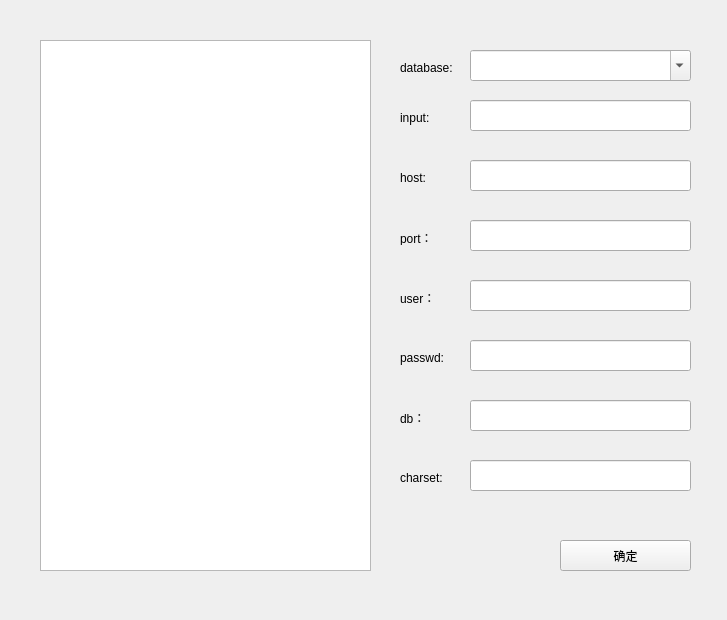
The window that view/domain.ui (qqXiong/sprider_baidusubdomain) describes before a commit, drawn with Qt 5.
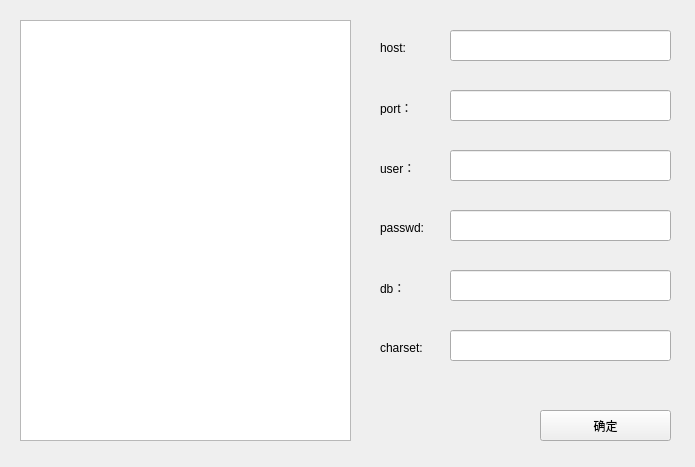
The same window after the commit.

What changed in the file:
```diff
--- a/view/domain.ui
+++ b/view/domain.ui
@@ -6,34 +6,18 @@
    <rect>
     <x>0</x>
     <y>0</y>
-    <width>727</width>
-    <height>620</height>
+    <width>695</width>
+    <height>467</height>
    </rect>
   </property>
   <property name="windowTitle">
    <string>Form</string>
   </property>
-  <widget class="QComboBox" name="topDomain">
-   <property name="enabled">
-    <bool>true</bool>
-   </property>
-   <property name="geometry">
-    <rect>
-     <x>470</x>
-     <y>50</y>
-     <width>221</width>
-     <height>31</height>
-    </rect>
-   </property>
-   <property name="editable">
-    <bool>true</bool>
-   </property>
-  </widget>
   <widget class="QPushButton" name="okButton">
    <property name="geometry">
     <rect>
-     <x>560</x>
-     <y>540</y>
+     <x>540</x>
+     <y>410</y>
      <width>131</width>
      <height>31</height>
     </rect>
@@ -45,18 +29,18 @@
   <widget class="QTextBrowser" name="textBrowser">
    <property name="geometry">
     <rect>
-     <x>40</x>
-     <y>40</y>
+     <x>20</x>
+     <y>20</y>
      <width>331</width>
-     <height>531</height>
+     <height>421</height>
     </rect>
    </property>
   </widget>
   <widget class="QLineEdit" name="host">
    <property name="geometry">
     <rect>
-     <x>470</x>
-     <y>160</y>
+     <x>450</x>
+     <y>30</y>
      <width>221</width>
      <height>31</height>
     </rect>
@@ -65,8 +49,8 @@
   <widget class="QLabel" name="label">
    <property name="geometry">
     <rect>
-     <x>400</x>
-     <y>170</y>
+     <x>380</x>
+     <y>40</y>
      <width>72</width>
      <height>15</height>
     </rect>
@@ -78,8 +62,8 @@
   <widget class="QLabel" name="label_2">
    <property name="geometry">
     <rect>
-     <x>400</x>
-     <y>230</y>
+     <x>380</x>
+     <y>100</y>
      <width>72</width>
      <height>15</height>
     </rect>
@@ -91,8 +75,8 @@
   <widget class="QLabel" name="label_3">
    <property name="geometry">
     <rect>
-     <x>400</x>
-     <y>290</y>
+     <x>380</x>
+     <y>160</y>
      <width>72</width>
      <height>15</height>
     </rect>
@@ -104,8 +88,8 @@
   <widget class="QLabel" name="label_4">
    <property name="geometry">
     <rect>
-     <x>400</x>
-     <y>350</y>
+     <x>380</x>
+     <y>220</y>
      <width>72</width>
      <height>15</height>
     </rect>
@@ -117,8 +101,8 @@
   <widget class="QLabel" name="label_5">
    <property name="geometry">
     <rect>
-     <x>400</x>
-     <y>410</y>
+     <x>380</x>
+     <y>280</y>
      <width>72</width>
      <height>15</height>
     </rect>
@@ -130,8 +114,8 @@
   <widget class="QLabel" name="label_6">
    <property name="geometry">
     <rect>
-     <x>400</x>
-     <y>470</y>
+     <x>380</x>
+     <y>340</y>
      <width>72</width>
      <height>15</height>
     </rect>
@@ -143,8 +127,8 @@
   <widget class="QLineEdit" name="port">
    <property name="geometry">
     <rect>
-     <x>470</x>
-     <y>220</y>
+     <x>450</x>
+     <y>90</y>
      <width>221</width>
      <height>31</height>
     </rect>
@@ -153,8 +137,8 @@
   <widget class="QLineEdit" name="user">
    <property name="geometry">
     <rect>
-     <x>470</x>
-     <y>280</y>
+     <x>450</x>
+     <y>150</y>
      <width>221</width>
      <height>31</height>
     </rect>
@@ -163,8 +147,8 @@
   <widget class="QLineEdit" name="passwd">
    <property name="geometry">
     <rect>
-     <x>470</x>
-     <y>340</y>
+     <x>450</x>
+     <y>210</y>
      <width>221</width>
      <height>31</height>
     </rect>
@@ -173,8 +157,8 @@
   <widget class="QLineEdit" name="db">
    <property name="geometry">
     <rect>
-     <x>470</x>
-     <y>400</y>
+     <x>450</x>
+     <y>270</y>
      <width>221</width>
      <height>31</height>
     </rect>
@@ -183,49 +167,13 @@
   <widget class="QLineEdit" name="charset">
    <property name="geometry">
     <rect>
-     <x>470</x>
-     <y>460</y>
+     <x>450</x>
+     <y>330</y>
      <width>221</width>
      <height>31</height>
     </rect>
    </property>
   </widget>
-  <widget class="QLineEdit" name="domain">
-   <property name="geometry">
-    <rect>
-     <x>470</x>
-     <y>100</y>
-     <width>221</width>
-     <height>31</height>
-    </rect>
-   </property>
-  </widget>
-  <widget class="QLabel" name="label_7">
-   <property name="geometry">
-    <rect>
-     <x>400</x>
-     <y>60</y>
-     <width>72</width>
-     <height>15</height>
-    </rect>
-   </property>
-   <property name="text">
-    <string>database:</string>
-   </property>
-  </widget>
-  <widget class="QLabel" name="label_8">
-   <property name="geometry">
-    <rect>
-     <x>400</x>
-     <y>110</y>
-     <width>72</width>
-     <height>15</height>
-    </rect>
-   </property>
-   <property name="text">
-    <string>input:</string>
-   </property>
-  </widget>
  </widget>
  <resources/>
  <connections/>
```
